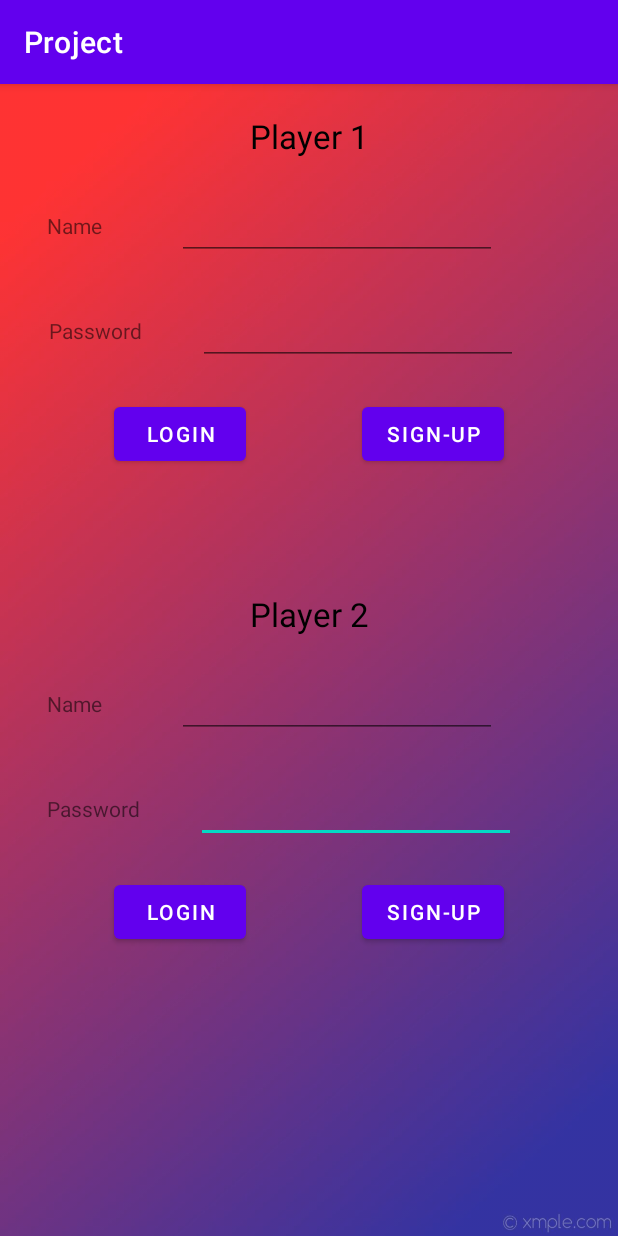
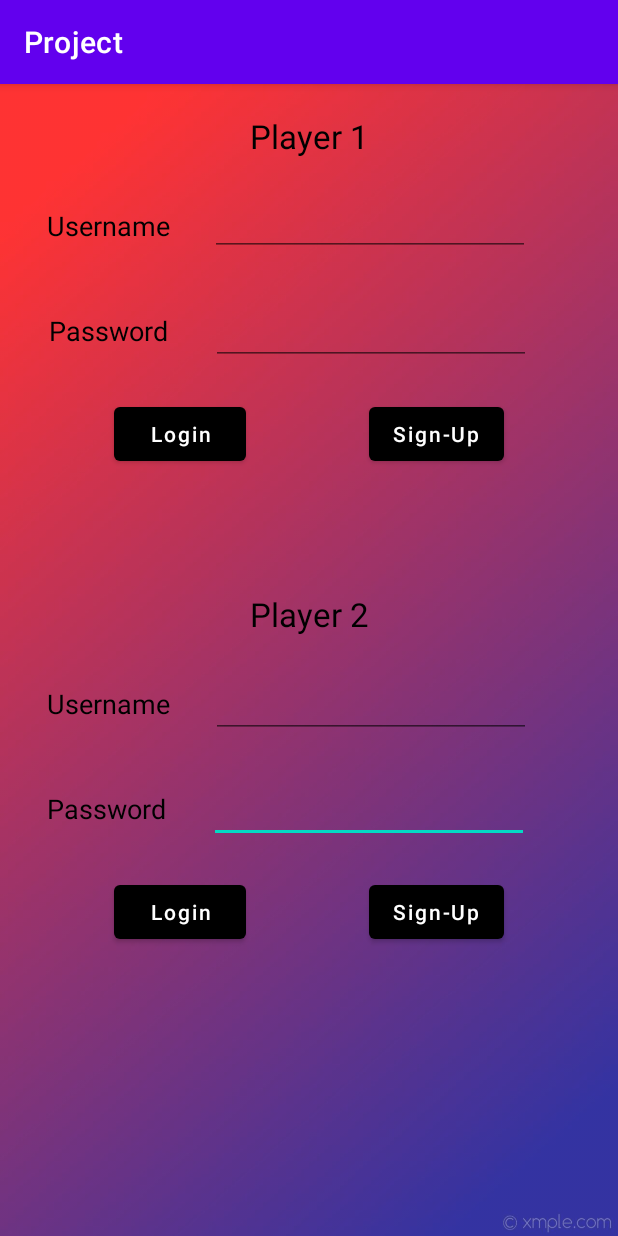
Before and after one commit to SMahdiFaghih/MobileGroup, an Android app: the screen it shows after launch (MainActivity), on a phone screen of 412 x 824 dp. Run offline under Robolectric (Android 15) with nearby library versions, the phone set to English and light mode, and no system bars.

Commit message:
completed login page

```diff
--- a/Project/app/src/main/java/com/example/project/LoginFragment.java
+++ b/Project/app/src/main/java/com/example/project/LoginFragment.java
@@ -36,6 +36,8 @@ public class LoginFragment extends Fragment {
     TextView tv2;
     TextView passwordText1;
     TextView passwordText2;
+    TextView usernameText1;
+    TextView usernameText2;
     Button SecondSignUp;
     Button SecondLogin;
     private static final String TAG = "MyActivity";
@@ -68,9 +70,10 @@ public class LoginFragment extends Fragment {
 
         SecondLogin =  view.findViewById(R.id.user2Login);
         SecondSignUp =  view.findViewById(R.id.user2Sign);
+        usernameText1 = view.findViewById(R.id.name);
+        usernameText2 = view.findViewById(R.id.user2Name);
         passwordText1 = view.findViewById(R.id.password);
         passwordText2 = view.findViewById(R.id.user2Password);
-
 
         firstPlayerNameAfterLogin  = view.findViewById(R.id.nameString1);
         LogoutButton =  view.findViewById(R.id.LogOut_Button1);
@@ -170,6 +173,7 @@ public class LoginFragment extends Fragment {
     }
     public void ActionsAfterLoginPlayer1(View view)
     {
+        usernameText1.setVisibility(view.GONE);
         passwordText1.setVisibility(view.GONE);
         FirstPlayerName.setVisibility(view.GONE);
         firstPlayerNameAfterLogin.setVisibility(view.VISIBLE);
@@ -182,6 +186,7 @@ public class LoginFragment extends Fragment {
     }
     public void ActionAfterLogOutPlayer1(View view)
     {
+        usernameText1.setVisibility(view.VISIBLE);
         passwordText1.setVisibility(view.VISIBLE);
         FirstSignUp.setVisibility(view.VISIBLE);
         FirstPlayerPassword.setVisibility(view.VISIBLE);
@@ -194,6 +199,7 @@ public class LoginFragment extends Fragment {
     }
     public void ActionsAfterLoginPlayer2(View view)
     {
+        usernameText2.setVisibility(view.GONE);
         passwordText2.setVisibility(view.GONE);
         SecondPlayerName.setVisibility(view.GONE);
         secondPlayerNameAfterLogin.setVisibility(view.VISIBLE);
@@ -206,6 +212,7 @@ public class LoginFragment extends Fragment {
     }
     public void ActionsAfterLogOutPlayer2(View view)
     {
+        usernameText2.setVisibility(view.VISIBLE);
         passwordText2.setVisibility(view.VISIBLE);
         SecondPlayerName.setVisibility(view.VISIBLE);
         secondPlayerNameAfterLogin.setVisibility(view.GONE);
--- a/Project/app/src/main/res/layout/fragment_login.xml
+++ b/Project/app/src/main/res/layout/fragment_login.xml
@@ -7,13 +7,14 @@
     tools:context=".LoginFragment">
 
     <ImageView
+        android:id="@+id/imageView"
         android:layout_width="match_parent"
         android:layout_height="match_parent"
+        android:alpha="0.8"
+        android:scaleType="fitXY"
         android:src="@drawable/login_background_image"
-        android:scaleType="fitXY"
-        android:alpha="0.8">
-
-    </ImageView>
+        tools:layout_editor_absoluteX="0dp"
+        tools:layout_editor_absoluteY="0dp" />
 
     <TextView
         android:id="@+id/textView"
@@ -21,9 +22,9 @@
         android:layout_height="wrap_content"
         android:layout_gravity="center_horizontal"
         android:layout_marginTop="20dp"
-        android:text="Player 1"
+        android:text="@string/player_1"
         android:textColor="@color/black"
-        android:textSize="22dp"
+        android:textSize="22sp"
         app:layout_constraintEnd_toEndOf="parent"
         app:layout_constraintStart_toStartOf="parent"
         app:layout_constraintTop_toTopOf="parent" />
@@ -86,10 +87,9 @@
         android:layout_height="wrap_content"
         android:layout_gravity="center_horizontal"
         android:layout_marginTop="40dp"
-        android:text="Player 2"
+        android:text="@string/player_2"
         android:textColor="@color/black"
-        android:textFontWeight="700"
-        android:textSize="22dp"
+        android:textSize="22sp"
         app:layout_constraintEnd_toEndOf="parent"
         app:layout_constraintStart_toStartOf="parent"
         app:layout_constraintTop_toBottomOf="@+id/message1" />
@@ -144,9 +144,12 @@
         android:id="@+id/MenuButton"
         android:layout_width="wrap_content"
         android:layout_height="wrap_content"
-        android:layout_gravity="bottom|right"
-        android:text="MAIN MENU"
+        android:text="@string/main_menu"
         android:visibility="gone"
+        android:textAllCaps="false"
+        android:textSize="25sp"
+        app:backgroundTintMode="multiply"
+        app:backgroundTint="#FFFFFF"
         app:layout_constraintBottom_toBottomOf="parent"
         app:layout_constraintEnd_toEndOf="parent"
         app:layout_constraintStart_toStartOf="parent"
@@ -158,21 +161,29 @@
         android:layout_height="wrap_content"
         android:text=""
         android:textColor="@color/black"
-        android:textFontWeight="700"
-        android:textSize="22dp"
+        android:maxLines="1"
+        android:textSize="30sp"
         android:visibility="visible"
-        app:layout_constraintBottom_toBottomOf="@+id/nameLine"
-        app:layout_constraintEnd_toEndOf="@+id/nameLine"
-        app:layout_constraintStart_toEndOf="@+id/name"
-        app:layout_constraintTop_toTopOf="@+id/nameLine" />
+        android:paddingStart="20dp"
+        android:paddingEnd="20dp"
+        app:autoSizeMaxTextSize="35sp"
+        app:autoSizeMinTextSize="10sp"
+        app:autoSizeTextType="uniform"
+        app:layout_constraintBottom_toTopOf="@+id/LogOut_Button1"
+        app:layout_constraintEnd_toEndOf="@+id/imageView"
+        app:layout_constraintStart_toStartOf="@+id/imageView"
+        app:layout_constraintTop_toBottomOf="@+id/textView" />
 
     <Button
         android:id="@+id/LogOut_Button1"
         android:layout_width="wrap_content"
         android:layout_height="wrap_content"
         android:layout_marginTop="75dp"
-        android:text="logOut"
+        android:text="@string/log_out"
         android:visibility="gone"
+        android:textAllCaps="false"
+        app:backgroundTintMode="multiply"
+        app:backgroundTint="#FFFFFF"
         app:layout_constraintEnd_toEndOf="parent"
         app:layout_constraintStart_toStartOf="parent"
         app:layout_constraintTop_toBottomOf="@+id/nameLine" />
@@ -183,20 +194,30 @@
         android:layout_height="wrap_content"
         android:text=""
         android:textColor="@color/black"
-        android:textSize="22dp"
+        android:maxLines="1"
+        android:textSize="30sp"
         android:visibility="visible"
-        app:layout_constraintBottom_toBottomOf="@+id/user2NameLine"
-        app:layout_constraintEnd_toEndOf="@+id/user2NameLine"
-        app:layout_constraintStart_toEndOf="@+id/user2Name"
-        app:layout_constraintTop_toTopOf="@+id/user2NameLine" />
+        android:paddingStart="20dp"
+        android:paddingEnd="20dp"
+        app:autoSizeMaxTextSize="35sp"
+        app:autoSizeMinTextSize="10sp"
+        app:autoSizeTextType="uniform"
+        app:layout_constraintBottom_toTopOf="@+id/LogOut_Button2"
+        app:layout_constraintEnd_toEndOf="@+id/imageView"
+        app:layout_constraintStart_toStartOf="@+id/imageView"
+        app:layout_constraintTop_toBottomOf="@+id/textView2" />
 
     <Button
         android:id="@+id/LogOut_Button2"
         android:layout_width="wrap_content"
         android:layout_height="wrap_content"
         android:layout_marginTop="75dp"
-        android:text="LogOut"
+        android:text="@string/log_out"
         android:visibility="gone"
+        android:textAllCaps="false"
+        android:layout_marginStart="20dp"
+        android:layout_marginEnd="20dp"
+        app:backgroundTintMode="multiply"
         app:layout_constraintEnd_toEndOf="parent"
         app:layout_constraintStart_toStartOf="parent"
         app:layout_constraintTop_toBottomOf="@+id/user2NameLine" />
@@ -208,7 +229,10 @@
         android:layout_marginStart="76dp"
         android:layout_marginLeft="76dp"
         android:layout_marginTop="20dp"
-        android:text="Login"
+        android:textAllCaps="false"
+        app:backgroundTintMode="multiply"
+        app:backgroundTint="#FFFFFF"
+        android:text="@string/login"
         app:layout_constraintStart_toStartOf="parent"
         app:layout_constraintTop_toBottomOf="@+id/user2PasswordLine" />
 
@@ -219,7 +243,10 @@
         android:layout_marginTop="20dp"
         android:layout_marginEnd="76dp"
         android:layout_marginRight="76dp"
-        android:text="Sign-Up"
+        android:textAllCaps="false"
+        app:backgroundTintMode="multiply"
+        app:backgroundTint="#FFFFFF"
+        android:text="@string/sign_up"
         app:layout_constraintEnd_toEndOf="parent"
         app:layout_constraintTop_toBottomOf="@+id/user2PasswordLine" />
 
@@ -245,15 +272,19 @@
         android:text=""
         app:layout_constraintBottom_toBottomOf="@+id/nameLine"
         app:layout_constraintEnd_toEndOf="@+id/nameLine"
+        app:layout_constraintHorizontal_bias="0.491"
         app:layout_constraintStart_toEndOf="@+id/name"
-        app:layout_constraintTop_toTopOf="@+id/nameLine" />
+        app:layout_constraintTop_toTopOf="@+id/nameLine"
+        app:layout_constraintVertical_bias="0.0" />
 
     <TextView
         android:id="@+id/user2Password"
         android:layout_width="wrap_content"
         android:layout_height="wrap_content"
         android:layout_weight="1"
-        android:text="Password"
+        android:textColor="@color/black"
+        android:textSize="18sp"
+        android:text="@string/password"
         app:layout_constraintBottom_toBottomOf="@+id/user2PasswordLine"
         app:layout_constraintStart_toStartOf="@+id/user2PasswordLine"
         app:layout_constraintTop_toTopOf="@+id/user2PasswordLine" />
@@ -263,7 +294,9 @@
         android:layout_width="wrap_content"
         android:layout_height="wrap_content"
         android:layout_weight="1"
-        android:text="Name"
+        android:textColor="@color/black"
+        android:textSize="18sp"
+        android:text="@string/username"
         app:layout_constraintBottom_toBottomOf="@+id/user2NameLine"
         app:layout_constraintStart_toStartOf="@+id/user2NameLine"
         app:layout_constraintTop_toTopOf="@+id/user2NameLine" />
@@ -298,7 +331,9 @@
         android:layout_width="wrap_content"
         android:layout_height="wrap_content"
         android:layout_weight="1"
-        android:text="Password"
+        android:textColor="@color/black"
+        android:textSize="18sp"
+        android:text="@string/password"
         app:layout_constraintBottom_toBottomOf="@+id/passwordLine"
         app:layout_constraintStart_toStartOf="@+id/passwordLine"
         app:layout_constraintTop_toTopOf="@+id/passwordLine" />
@@ -310,7 +345,10 @@
         android:layout_marginTop="20dp"
         android:layout_marginEnd="76dp"
         android:layout_marginRight="76dp"
-        android:text="Sign-Up"
+        android:textAllCaps="false"
+        app:backgroundTintMode="multiply"
+        app:backgroundTint="#FFFFFF"
+        android:text="@string/sign_up"
         app:layout_constraintEnd_toEndOf="parent"
         app:layout_constraintTop_toBottomOf="@+id/passwordLine" />
 
@@ -319,7 +357,9 @@
         android:layout_width="wrap_content"
         android:layout_height="wrap_content"
         android:layout_weight="1"
-        android:text="Name"
+        android:textColor="@color/black"
+        android:textSize="18sp"
+        android:text="@string/username"
         app:layout_constraintBottom_toBottomOf="@+id/nameLine"
         app:layout_constraintStart_toStartOf="@+id/nameLine"
         app:layout_constraintTop_toTopOf="@+id/nameLine" />
@@ -331,7 +371,10 @@
         android:layout_marginStart="76dp"
         android:layout_marginLeft="76dp"
         android:layout_marginTop="20dp"
-        android:text="Login"
+        android:textAllCaps="false"
+        app:backgroundTintMode="multiply"
+        app:backgroundTint="#FFFFFF"
+        android:text="@string/login"
         app:layout_constraintStart_toStartOf="parent"
         app:layout_constraintTop_toBottomOf="@+id/passwordLine" />
 
--- a/Project/app/src/main/res/values/strings.xml
+++ b/Project/app/src/main/res/values/strings.xml
@@ -7,4 +7,11 @@
     <string name="lose">L</string>
     <string name="win">W</string>
     <string name="back">Back</string>
+    <string name="login">Login</string>
+    <string name="password">Password</string>
+    <string name="player_1">Player 1</string>
+    <string name="player_2">Player 2</string>
+    <string name="sign_up">Sign-Up</string>
+    <string name="main_menu">Main Menu</string>
+    <string name="log_out">Log out</string>
 </resources>
```
